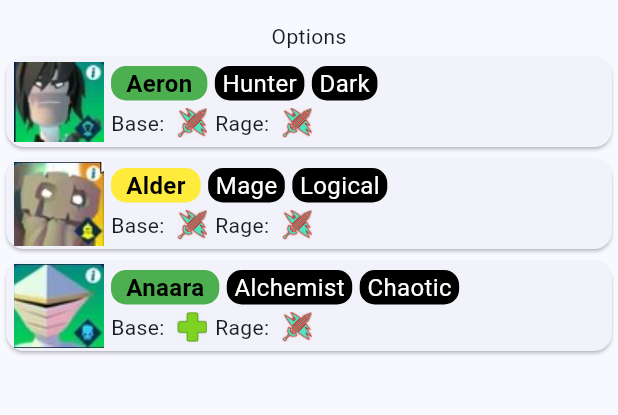
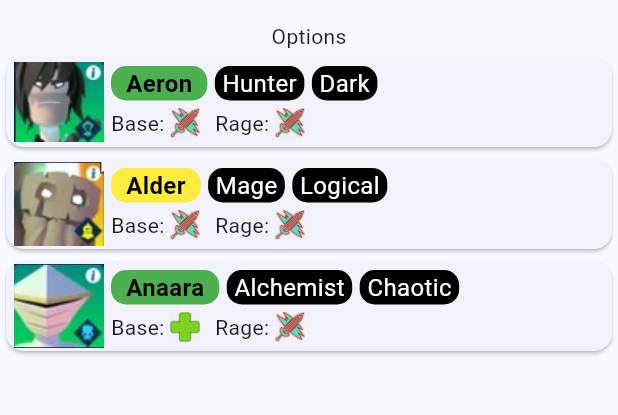
Before and after one commit to Ankhtepot/KnighthoodHeroes, a Flutter app: the screen it shows after launch, on a phone screen of 412 x 824 dp, the part 63-478 px from its top. Run offline on Flutter 3.47's test engine with Material 2 defaults, Android fonts, the phone set to English and light mode, and no system bars.

Commit message:
minor stuing changes

```diff
--- a/knighthood_heroes/lib/widgets/heroes_list/hero_card.dart
+++ b/knighthood_heroes/lib/widgets/heroes_list/hero_card.dart
@@ -49,7 +49,7 @@ class HeroCard extends StatelessWidget {
                 Row(
                   children: [
                     SkillDescription(hero.baseSkills, true),
-                    const SizedBox(width: 5),
+                    const SizedBox(width: 10),
                     SkillDescription(hero.rageSkill, false),
                   ],
                 )
--- a/knighthood_heroes/lib/widgets/heroes_list/skill_description.dart
+++ b/knighthood_heroes/lib/widgets/heroes_list/skill_description.dart
@@ -13,7 +13,6 @@ class SkillDescription extends StatelessWidget {
     return Row(
       children: [
         Text(title),
-        const SizedBox(width: 5),
         Image(
           image: AssetImage(skill.getSkillImagePath),
           width: 20,
```
